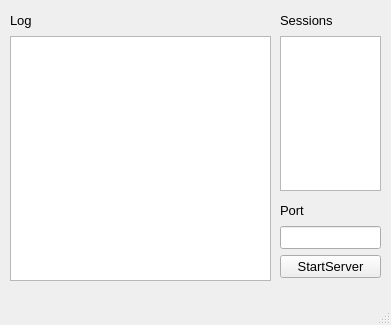
Old version of the form QChatServer/serverwindow.ui in the repository IMAGINARY9/QChat.
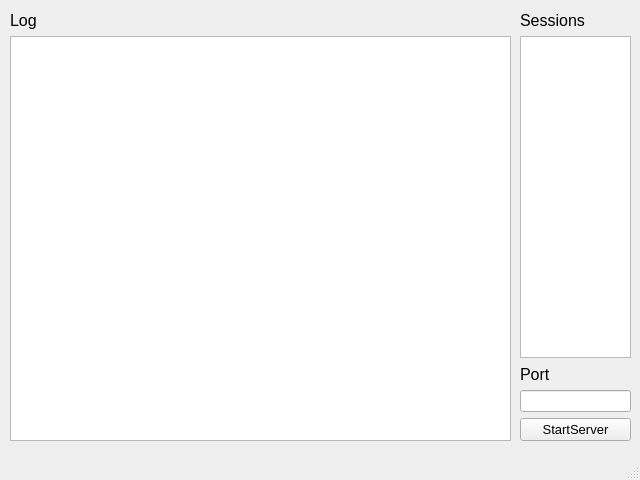
New version of the form.

Diff of the .ui file:
```diff
--- a/QChatServer/serverwindow.ui
+++ b/QChatServer/serverwindow.ui
@@ -9,8 +9,8 @@
    <rect>
     <x>0</x>
     <y>0</y>
-    <width>391</width>
-    <height>325</height>
+    <width>640</width>
+    <height>480</height>
    </rect>
   </property>
   <property name="sizePolicy">
@@ -19,9 +19,21 @@
     <verstretch>0</verstretch>
    </sizepolicy>
   </property>
+  <property name="minimumSize">
+   <size>
+    <width>640</width>
+    <height>480</height>
+   </size>
+  </property>
+  <property name="maximumSize">
+   <size>
+    <width>640</width>
+    <height>480</height>
+   </size>
+  </property>
   <property name="font">
    <font>
-    <pointsize>10</pointsize>
+    <pointsize>8</pointsize>
    </font>
   </property>
   <property name="windowTitle">
@@ -33,8 +45,8 @@
      <rect>
       <x>10</x>
       <y>10</y>
-      <width>261</width>
-      <height>271</height>
+      <width>501</width>
+      <height>431</height>
      </rect>
     </property>
     <layout class="QVBoxLayout" name="verticalLayout_3">
@@ -42,6 +54,11 @@
       <layout class="QHBoxLayout" name="horizontalLayout_3">
        <item>
         <widget class="QLabel" name="label_3">
+         <property name="font">
+          <font>
+           <pointsize>12</pointsize>
+          </font>
+         </property>
          <property name="text">
           <string>Log</string>
          </property>
@@ -74,20 +91,27 @@
      </item>
     </layout>
    </widget>
-   <widget class="QWidget" name="layoutWidget">
+   <widget class="QWidget" name="">
     <property name="geometry">
      <rect>
-      <x>280</x>
+      <x>520</x>
       <y>10</y>
-      <width>101</width>
-      <height>181</height>
+      <width>111</width>
+      <height>431</height>
      </rect>
     </property>
+    <layout class="QVBoxLayout" name="verticalLayout_4">
+     <item>
     <layout class="QVBoxLayout" name="verticalLayout">
      <item>
       <layout class="QHBoxLayout" name="horizontalLayout">
        <item>
         <widget class="QLabel" name="label">
+           <property name="font">
+            <font>
+             <pointsize>12</pointsize>
+            </font>
+           </property>
          <property name="text">
           <string>Sessions</string>
          </property>
@@ -112,25 +136,18 @@
       <widget class="QListView" name="sessionsView"/>
      </item>
     </layout>
-   </widget>
-   <widget class="QWidget" name="">
-    <property name="geometry">
-     <rect>
-      <x>280</x>
-      <y>200</y>
-      <width>101</width>
-      <height>78</height>
-     </rect>
-    </property>
-    <layout class="QVBoxLayout" name="verticalLayout_5">
-     <item>
-      <layout class="QVBoxLayout" name="verticalLayout_4">
+     </item>
        <item>
         <layout class="QVBoxLayout" name="verticalLayout_2">
          <item>
           <layout class="QHBoxLayout" name="horizontalLayout_2">
            <item>
             <widget class="QLabel" name="label_2">
+           <property name="font">
+            <font>
+             <pointsize>12</pointsize>
+            </font>
+           </property>
              <property name="text">
               <string>Port</string>
              </property>
@@ -151,21 +168,24 @@
            </item>
           </layout>
          </item>
-        </layout>
-       </item>
        <item>
         <widget class="QLineEdit" name="portEdit"/>
        </item>
-      </layout>
-     </item>
      <item>
       <widget class="QPushButton" name="startStopButton">
+         <property name="font">
+          <font>
+           <pointsize>10</pointsize>
+          </font>
+         </property>
        <property name="text">
         <string>StartServer</string>
        </property>
       </widget>
      </item>
     </layout>
+     </item>
+    </layout>
    </widget>
   </widget>
   <widget class="QMenuBar" name="menubar">
@@ -176,8 +196,8 @@
     <rect>
      <x>0</x>
      <y>0</y>
-     <width>391</width>
-     <height>19</height>
+     <width>640</width>
+     <height>16</height>
     </rect>
    </property>
    <property name="acceptDrops">
```
Lines whose indentation alone changed are shown as unchanged.
